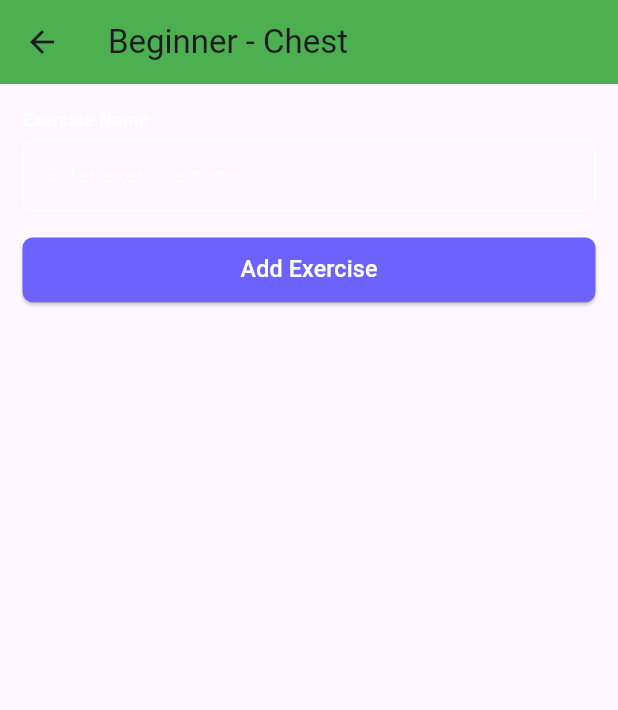
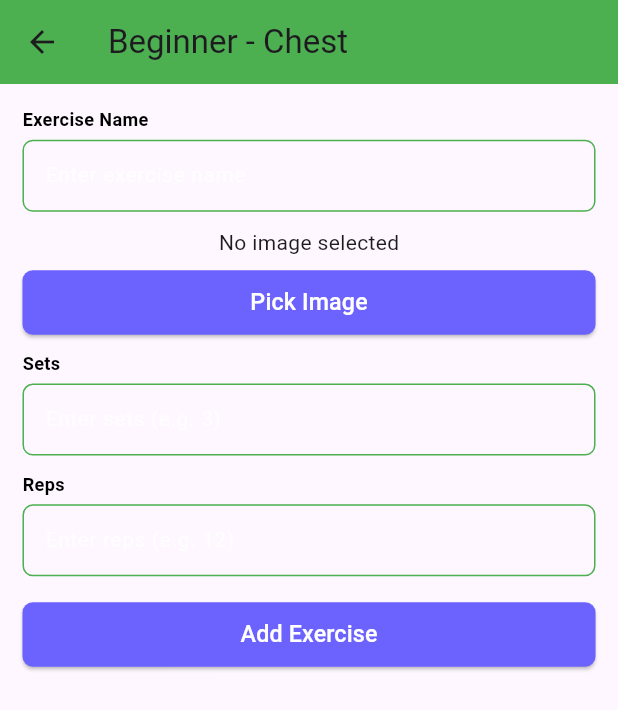
Before and after one commit to Lavg10/Home_workout, a Flutter app: the AddExerciseScreen screen opened directly, after a tap on "Chest", on a phone screen of 412 x 824 dp. Shown: the top 710 px of the screen. Run offline on Flutter 3.47's test engine with Material 3 defaults, Android fonts, the phone set to English and light mode, and no system bars; our stand-ins replace cloud_firestore, firebase_auth, firebase_core, flutter_screenutil, get, image_picker; accounts and stored records are empty.

Commit message:
feat: add add exercise screen

```diff
--- /dev/null
+++ b/lib/core/service/add_exercise/add_category_service.dart
@@ -0,0 +1,32 @@
+class CategoryService {
+  static List<Map<String, dynamic>> getCategories(String type) {
+    if (type == 'Beginner') {
+      return [
+        {'name': 'Chest', 'image': 'assets/images/bg_images.jpg'},
+        {'name': 'Shoulder', 'image': 'assets/images/bg_images.jpg'},
+        {'name': 'Leg', 'image': 'assets/images/bg_images.jpg'},
+        {'name': 'Back', 'image': 'assets/images/bg_images.jpg'},
+        {'name': 'Abs', 'image': 'assets/images/bg_images.jpg'},
+      ];
+    } else if (type == 'Intermediate') {
+      return [
+        {'name': 'Chest', 'image': 'assets/images/intermediate/chest.png'},
+        {
+          'name': 'Shoulder',
+          'image': 'assets/images/intermediate/shoulder.png',
+        },
+        {'name': 'Leg', 'image': 'assets/images/intermediate/leg.png'},
+        {'name': 'Back', 'image': 'assets/images/intermediate/back.png'},
+        {'name': 'Abs', 'image': 'assets/images/intermediate/abs.png'},
+      ];
+    } else {
+      return [
+        {'name': 'Chest', 'image': 'assets/images/advanced/chest.png'},
+        {'name': 'Shoulder', 'image': 'assets/images/advanced/shoulder.png'},
+        {'name': 'Leg', 'image': 'assets/images/advanced/leg.png'},
+        {'name': 'Back', 'image': 'assets/images/advanced/back.png'},
+        {'name': 'Abs', 'image': 'assets/images/advanced/abs.png'},
+      ];
+    }
+  }
+}
--- /dev/null
+++ b/lib/core/service/add_exercise/cloudnary_image_service/store_image_service.dart
@@ -0,0 +1,31 @@
+import 'dart:io';
+import 'package:http/http.dart' as http;
+import 'dart:convert';
+
+class CloudinaryService {
+  final String cloudName = "dghuk2brf";
+  final String uploadPreset = "exercise_images";
+
+  Future<String?> uploadImage(File file) async {
+    var url = Uri.parse(
+      "https://api.cloudinary.com/v1_1/$cloudName/image/upload",
+    );
+
+    var request = http.MultipartRequest("POST", url);
+
+    request.fields['upload_preset'] = uploadPreset;
+
+    request.files.add(await http.MultipartFile.fromPath('file', file.path));
+
+    var response = await request.send();
+    var responseData = await response.stream.bytesToString();
+
+    if (response.statusCode == 200) {
+      final data = json.decode(responseData);
+      return data['secure_url']; // image URL
+    } else {
+      print("Upload failed");
+      return null;
+    }
+  }
+}
--- /dev/null
+++ b/lib/features/admin/add_exercise/controller/category_controller.dart
@@ -0,0 +1,9 @@
+import 'package:get/get.dart';
+import 'package:home_workout_app/core/service/add_exercise/add_category_service.dart';
+// import '../service/category_service.dart';
+
+class CategoryController extends GetxController {
+  List<Map<String, dynamic>> getCategories(String type) {
+    return CategoryService.getCategories(type);
+  }
+}
--- a/lib/features/admin/add_exercise/controller/exercise_controller.dart
+++ b/lib/features/admin/add_exercise/controller/exercise_controller.dart
@@ -1,20 +1,53 @@
+import 'dart:io';
 import 'package:get/get.dart';
+import 'package:home_workout_app/core/service/add_exercise/cloudnary_image_service/store_image_service.dart';
+import 'package:home_workout_app/core/service/add_exercise/uplaod_image_service.dart';
+import 'package:image_picker/image_picker.dart';
+// import '../service/image_upload_service.dart';
 import 'package:cloud_firestore/cloud_firestore.dart';
 
 class AddExerciseController extends GetxController {
   RxBool isLoading = false.obs;
+  Rx<File?> selectedImage = Rx<File?>(null);
 
   final FirebaseFirestore _firestore = FirebaseFirestore.instance;
+  // final ImageUploadService _imageService = ImageUploadService();
 
-  Future<String?> addExercise(String name, String type, String category) async {
+  final ImagePicker _picker = ImagePicker();
+
+  Future<void> pickImage() async {
+    final picked = await _picker.pickImage(source: ImageSource.gallery);
+
+    if (picked != null) {
+      selectedImage.value = File(picked.path);
+    }
+  }
+
+  final CloudinaryService _cloudService = CloudinaryService();
+
+  Future<String?> addExercise(
+    String name,
+    String type,
+    String category,
+    File imageFile,
+    int sets,
+    int reps,
+  ) async {
     try {
       isLoading.value = true;
+
+      String? imageUrl = await _cloudService.uploadImage(imageFile);
+
       await _firestore.collection('exercises').add({
         'name': name,
-        'type': type, // Beginner/Intermediate/Advanced
-        'category': category, // Chest, Leg, Shoulder...
+        'type': type,
+        'category': category,
+        'image': imageUrl,
+        'sets': sets,
+        'reps': reps,
         'createdAt': FieldValue.serverTimestamp(),
       });
+
       return null;
     } catch (e) {
       return e.toString();
--- a/lib/features/admin/add_exercise/view/add_exercise_screen.dart
+++ b/lib/features/admin/add_exercise/view/add_exercise_screen.dart
@@ -1,14 +1,15 @@
 import 'package:flutter/material.dart';
 import 'package:flutter_screenutil/flutter_screenutil.dart';
+import 'package:get/get.dart';
 import 'package:home_workout_app/constant/colors/app_colors.dart';
-// import '../../../constant/colors/app_colors.dart';
+import '../controller/category_controller.dart';
 import '../widgets/category_tile.dart';
 
 class AddExerciseScreen extends StatelessWidget {
   AddExerciseScreen({super.key});
 
   final List<String> tabs = ['Beginner', 'Intermediate', 'Advanced'];
-  final List<String> categories = ['Chest', 'Shoulder', 'Leg', 'Back', 'Abs'];
+  final CategoryController controller = Get.put(CategoryController());
 
   @override
   Widget build(BuildContext context) {
@@ -17,11 +18,13 @@ class AddExerciseScreen extends StatelessWidget {
       child: Scaffold(
         appBar: AppBar(
           backgroundColor: AppColors.green,
-          title: const Text('Add Exercises'),
+          title: Text('Add Exercises'),
           bottom: TabBar(tabs: tabs.map((e) => Tab(text: e)).toList()),
         ),
         body: TabBarView(
           children: tabs.map((type) {
+            final categories = controller.getCategories(type);
+
             return GridView.builder(
               padding: EdgeInsets.all(16.w),
               gridDelegate: SliverGridDelegateWithFixedCrossAxisCount(
@@ -31,7 +34,13 @@ class AddExerciseScreen extends StatelessWidget {
               ),
               itemCount: categories.length,
               itemBuilder: (context, index) {
-                return CategoryTile(category: categories[index], type: type);
+                final item = categories[index];
+
+                return CategoryTile(
+                  category: item['name'],
+                  type: type,
+                  image: item['image'],
+                );
               },
             );
           }).toList(),
--- a/lib/features/admin/add_exercise/widgets/category_tile.dart
+++ b/lib/features/admin/add_exercise/widgets/category_tile.dart
@@ -1,33 +1,50 @@
 import 'package:flutter/material.dart';
 import 'package:flutter_screenutil/flutter_screenutil.dart';
-import 'exercise_form.dart';
 import 'package:get/get.dart';
+import 'package:home_workout_app/features/admin/add_exercise/widgets/exercise_form.dart';
+// import '../view/exercise_form.dart';
 
 class CategoryTile extends StatelessWidget {
   final String category;
-  final String type; // Beginner / Intermediate / Advanced
+  final String type;
+  final String image;
 
-  const CategoryTile({super.key, required this.category, required this.type});
+  const CategoryTile({
+    super.key,
+    required this.category,
+    required this.type,
+    required this.image,
+  });
 
   @override
   Widget build(BuildContext context) {
     return GestureDetector(
       onTap: () {
-        // Navigate to Exercise Form for that category
         Get.to(() => ExerciseForm(type: type, category: category));
       },
+      child: SizedBox(
+        width: double.infinity,
+        height: double.infinity,
+        child: Container(
+          decoration: BoxDecoration(
+            borderRadius: BorderRadius.circular(16.r),
+            image: DecorationImage(image: AssetImage(image), fit: BoxFit.cover),
+          ),
           child: Container(
             alignment: Alignment.center,
-        margin: EdgeInsets.all(8.w),
-        padding: EdgeInsets.symmetric(vertical: 20.h),
             decoration: BoxDecoration(
-          color: Colors.black.withOpacity(0.2),
-          borderRadius: BorderRadius.circular(12.r),
-          border: Border.all(color: Colors.white, width: 1),
+              borderRadius: BorderRadius.circular(16.r),
+              color: Colors.black.withOpacity(0.3),
             ),
             child: Text(
               category,
-          style: TextStyle(color: Colors.black, fontSize: 16.sp),
+              style: TextStyle(
+                color: Colors.white,
+                fontSize: 16.sp,
+                fontWeight: FontWeight.bold,
+              ),
+            ),
+          ),
         ),
       ),
     );
--- a/lib/features/admin/add_exercise/widgets/exercise_form.dart
+++ b/lib/features/admin/add_exercise/widgets/exercise_form.dart
@@ -14,7 +14,9 @@ class ExerciseForm extends StatelessWidget {
   final AddExerciseController controller = Get.put(AddExerciseController());
 
   final TextEditingController nameController = TextEditingController();
-
+  final TextEditingController imageController = TextEditingController();
+  final TextEditingController setsController = TextEditingController();
+  final TextEditingController repsController = TextEditingController();
   final String type; // Beginner/Intermediate/Advanced
   final String category; // Chest/Leg/Shoulder/Back/Abs
 
@@ -31,10 +33,55 @@ class ExerciseForm extends StatelessWidget {
         padding: EdgeInsets.all(16.w),
         child: Column(
           children: [
+            // CustomTextField(
+            //   label: 'Exercise Name',
+            //   controller: nameController,
+            //   hintText: 'Enter exercise name',
+            // ),
             CustomTextField(
               label: 'Exercise Name',
               controller: nameController,
               hintText: 'Enter exercise name',
+            ),
+
+            SizedBox(height: 12.h),
+
+            Obx(() {
+              return Column(
+                children: [
+                  controller.selectedImage.value == null
+                      ? const Text("No image selected")
+                      : Image.file(
+                          controller.selectedImage.value!,
+                          height: 120,
+                        ),
+
+                  SizedBox(height: 10.h),
+
+                  CustomButton(
+                    title: "Pick Image",
+                    onTap: () {
+                      controller.pickImage();
+                    },
+                  ),
+                ],
+              );
+            }),
+
+            SizedBox(height: 12.h),
+
+            CustomTextField(
+              label: 'Sets',
+              controller: setsController,
+              hintText: 'Enter sets (e.g. 3)',
+            ),
+
+            SizedBox(height: 12.h),
+
+            CustomTextField(
+              label: 'Reps',
+              controller: repsController,
+              hintText: 'Enter reps (e.g. 12)',
             ),
             SizedBox(height: 20.h),
             Obx(
@@ -43,15 +90,29 @@ class ExerciseForm extends StatelessWidget {
                   : CustomButton(
                       title: 'Add Exercise',
                       onTap: () async {
+                        if (controller.selectedImage.value == null) {
+                          Get.snackbar('Error', 'Please select an image');
+                          return;
+                        }
+
                         String? res = await controller.addExercise(
                           nameController.text.trim(),
                           type,
                           category,
+                          controller.selectedImage.value!, //  image pass
+                          int.tryParse(setsController.text.trim()) ?? 0,
+                          int.tryParse(repsController.text.trim()) ?? 0,
                         );
+
                         if (res == null) {
                           Get.snackbar(
-                              'Success', 'Exercise added successfully');
+                            'Success',
+                            'Exercise added successfully',
+                          );
+
                           nameController.clear();
+                          setsController.clear();
+                          repsController.clear();
                         } else {
                           Get.snackbar('Error', res);
                         }
--- a/lib/features/users/register/widgets/custom_textfield.dart
+++ b/lib/features/users/register/widgets/custom_textfield.dart
@@ -27,7 +27,7 @@ class CustomTextField extends StatelessWidget {
           style: TextStyle(
             fontSize: 14.sp,
             fontWeight: FontWeight.w600,
-            color: AppColors.white,
+            color: AppColors.black,
           ),
         ),
         SizedBox(height: 6.h),
@@ -37,7 +37,7 @@ class CustomTextField extends StatelessWidget {
           obscureText: obscureText,
           style: TextStyle(
             fontSize: 16.sp,
-            color: AppColors.white, // typed text color
+            color: AppColors.black, // typed text color
           ),
           decoration: InputDecoration(
             hintText: hintText,
@@ -50,26 +50,26 @@ class CustomTextField extends StatelessWidget {
               vertical: 14.h,
             ),
 
-            // ✅ White border for all states
+            //  White border for all states
             enabledBorder: OutlineInputBorder(
               borderRadius: BorderRadius.circular(8.r),
-              borderSide: BorderSide(color: AppColors.white),
+              borderSide: BorderSide(color: AppColors.green),
             ),
             focusedBorder: OutlineInputBorder(
               borderRadius: BorderRadius.circular(8.r),
-              borderSide: BorderSide(color: AppColors.white, width: 2),
+              borderSide: BorderSide(color: AppColors.green, width: 2),
             ),
             errorBorder: OutlineInputBorder(
               borderRadius: BorderRadius.circular(8.r),
-              borderSide: BorderSide(color: AppColors.white),
+              borderSide: BorderSide(color: AppColors.green),
             ),
             focusedErrorBorder: OutlineInputBorder(
               borderRadius: BorderRadius.circular(8.r),
-              borderSide: BorderSide(color: AppColors.white, width: 2),
+              borderSide: BorderSide(color: AppColors.green, width: 2),
             ),
             disabledBorder: OutlineInputBorder(
               borderRadius: BorderRadius.circular(8.r),
-              borderSide: BorderSide(color: AppColors.white),
+              borderSide: BorderSide(color: AppColors.green),
             ),
           ),
         ),
--- a/pubspec.yaml
+++ b/pubspec.yaml
@@ -18,6 +18,8 @@ dependencies:
   get: ^4.7.3
   firebase_auth: ^6.1.4
   cloud_firestore: ^6.1.2
+  image_picker: ^1.2.1
+  firebase_storage: ^13.1.0
 
 
 dev_dependencies:
```
Also changed, not shown: lib/core/service/add_exercise/uplaod_image_service.dart (added, +25 -0 lines), lib/features/admin/add_exercise/model/category_model.dart (added), pubspec.lock, 6 other files. Lines whose indentation alone changed are shown as unchanged.
